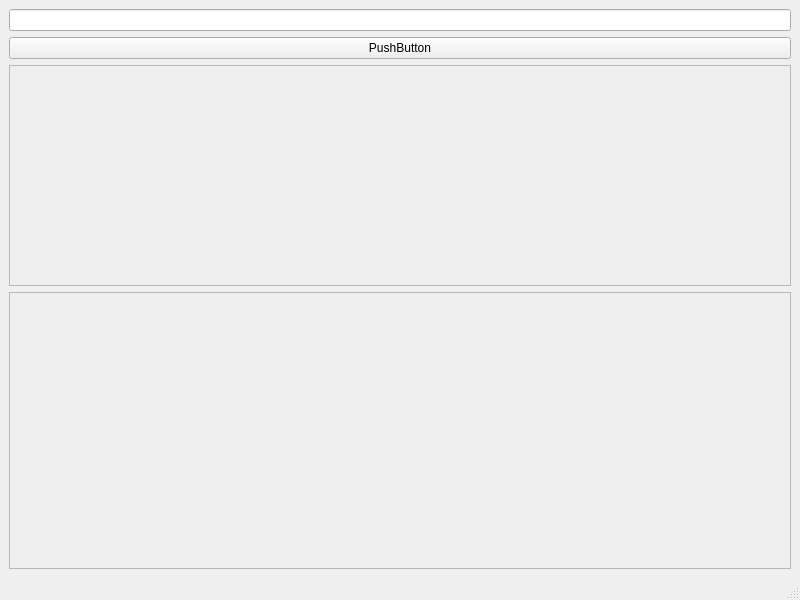
Before: the Qt Designer form src/mainwindow.ui in vladimirfilosof/Emovie, drawn with Qt 5.
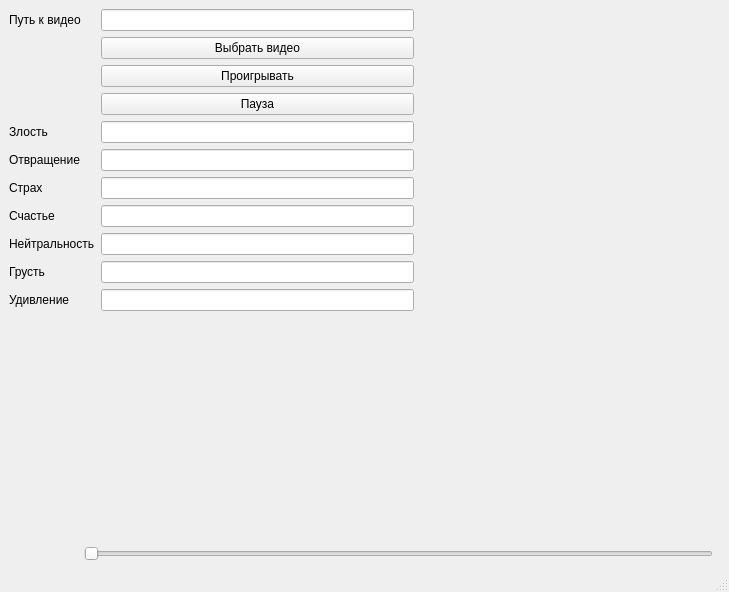
After: the same form once the commit is applied. Custom widgets are drawn as their Qt base class.

```diff
--- a/src/mainwindow.ui
+++ b/src/mainwindow.ui
@@ -6,63 +6,197 @@
    <rect>
     <x>0</x>
     <y>0</y>
-    <width>800</width>
-    <height>600</height>
+    <width>729</width>
+    <height>592</height>
    </rect>
   </property>
   <property name="windowTitle">
    <string>MainWindow</string>
   </property>
   <widget class="QWidget" name="centralwidget">
-   <layout class="QGridLayout" name="gridLayout">
-    <item row="0" column="0">
-     <layout class="QGridLayout" name="gridLayout_2">
-      <item row="0" column="0">
-       <layout class="QHBoxLayout" name="top_layout">
-        <item>
-         <layout class="QVBoxLayout" name="left_layout">
-          <item>
-           <widget class="QLineEdit" name="video_title"/>
-          </item>
-          <item>
-           <widget class="QPushButton" name="video_load_btn">
-            <property name="text">
-             <string>PushButton</string>
-            </property>
-           </widget>
-          </item>
-          <item>
-           <layout class="QVBoxLayout" name="spectr_layout">
-            <item>
-             <widget class="QFrame" name="frame_2">
-              <property name="frameShape">
-               <enum>QFrame::StyledPanel</enum>
-              </property>
-              <property name="frameShadow">
-               <enum>QFrame::Raised</enum>
-              </property>
-             </widget>
-            </item>
-           </layout>
-          </item>
-         </layout>
+   <layout class="QVBoxLayout" name="verticalLayout">
+    <item>
+     <layout class="QHBoxLayout" name="top_layout">
+      <item>
+       <layout class="QFormLayout" name="formLayout">
+        <item row="0" column="0">
+         <widget class="QLabel" name="label">
+          <property name="text">
+           <string>Путь к видео</string>
+          </property>
+         </widget>
+        </item>
+        <item row="0" column="1">
+         <widget class="QLineEdit" name="video_title"/>
+        </item>
+        <item row="1" column="1">
+         <widget class="QPushButton" name="video_load_btn">
+          <property name="text">
+           <string>Выбрать видео</string>
+          </property>
+         </widget>
+        </item>
+        <item row="2" column="1">
+         <widget class="QPushButton" name="video_play_btn">
+          <property name="text">
+           <string>Проигрывать</string>
+          </property>
+         </widget>
+        </item>
+        <item row="3" column="1">
+         <widget class="QPushButton" name="video_pause_btn">
+          <property name="text">
+           <string>Пауза</string>
+          </property>
+         </widget>
+        </item>
+        <item row="4" column="0">
+         <widget class="QLabel" name="label_2">
+          <property name="text">
+           <string>Злость</string>
+          </property>
+         </widget>
+        </item>
+        <item row="5" column="0">
+         <widget class="QLabel" name="label_3">
+          <property name="text">
+           <string>Отвращение</string>
+          </property>
+         </widget>
+        </item>
+        <item row="6" column="0">
+         <widget class="QLabel" name="label_4">
+          <property name="text">
+           <string>Страх</string>
+          </property>
+         </widget>
+        </item>
+        <item row="7" column="0">
+         <widget class="QLabel" name="label_5">
+          <property name="text">
+           <string>Счастье</string>
+          </property>
+         </widget>
+        </item>
+        <item row="8" column="0">
+         <widget class="QLabel" name="label_6">
+          <property name="text">
+           <string>Нейтральность</string>
+          </property>
+         </widget>
+        </item>
+        <item row="9" column="0">
+         <widget class="QLabel" name="label_7">
+          <property name="text">
+           <string>Грусть</string>
+          </property>
+         </widget>
+        </item>
+        <item row="10" column="0">
+         <widget class="QLabel" name="label_8">
+          <property name="text">
+           <string>Удивление</string>
+          </property>
+         </widget>
+        </item>
+        <item row="4" column="1">
+         <widget class="QLineEdit" name="angry_line">
+          <property name="readOnly">
+           <bool>true</bool>
+          </property>
+         </widget>
+        </item>
+        <item row="5" column="1">
+         <widget class="QLineEdit" name="disgusted_line">
+          <property name="readOnly">
+           <bool>true</bool>
+          </property>
+         </widget>
+        </item>
+        <item row="6" column="1">
+         <widget class="QLineEdit" name="fearful_line">
+          <property name="readOnly">
+           <bool>true</bool>
+          </property>
+         </widget>
+        </item>
+        <item row="7" column="1">
+         <widget class="QLineEdit" name="happy_line">
+          <property name="readOnly">
+           <bool>true</bool>
+          </property>
+         </widget>
+        </item>
+        <item row="8" column="1">
+         <widget class="QLineEdit" name="neutral_line">
+          <property name="readOnly">
+           <bool>true</bool>
+          </property>
+         </widget>
+        </item>
+        <item row="9" column="1">
+         <widget class="QLineEdit" name="sad_line">
+          <property name="readOnly">
+           <bool>true</bool>
+          </property>
+         </widget>
+        </item>
+        <item row="10" column="1">
+         <widget class="QLineEdit" name="surprised_line">
+          <property name="readOnly">
+           <bool>true</bool>
+          </property>
+         </widget>
+        </item>
+        <item row="11" column="1">
+         <spacer name="verticalSpacer">
+          <property name="orientation">
+           <enum>Qt::Vertical</enum>
+          </property>
+          <property name="sizeHint" stdset="0">
+           <size>
+            <width>20</width>
+            <height>40</height>
+           </size>
+          </property>
+         </spacer>
         </item>
        </layout>
       </item>
-      <item row="0" column="1">
-       <layout class="QVBoxLayout" name="verticalLayout_2"/>
+      <item>
+       <widget class="Player" name="player" native="true">
+        <property name="minimumSize">
+         <size>
+          <width>300</width>
+          <height>300</height>
+         </size>
+        </property>
+       </widget>
       </item>
      </layout>
     </item>
-    <item row="2" column="0">
-     <layout class="QVBoxLayout" name="bottom_layout">
+    <item>
+     <widget class="QCustomPlot" name="plot" native="true">
+      <property name="minimumSize">
+       <size>
+        <width>0</width>
+        <height>150</height>
+       </size>
+      </property>
+     </widget>
+    </item>
+    <item>
+     <layout class="QHBoxLayout" name="horizontalLayout">
+      <property name="leftMargin">
+       <number>75</number>
+      </property>
+      <property name="rightMargin">
+       <number>7</number>
+      </property>
       <item>
-       <widget class="QFrame" name="frame_3">
-        <property name="frameShape">
-         <enum>QFrame::StyledPanel</enum>
-        </property>
-        <property name="frameShadow">
-         <enum>QFrame::Raised</enum>
+       <widget class="QSlider" name="horizontalSlider">
+        <property name="orientation">
+         <enum>Qt::Horizontal</enum>
         </property>
        </widget>
       </item>
@@ -82,6 +216,20 @@
   </widget>
   <widget class="QStatusBar" name="statusbar"/>
  </widget>
+ <customwidgets>
+  <customwidget>
+   <class>Player</class>
+   <extends>QWidget</extends>
+   <header>player.h</header>
+   <container>1</container>
+  </customwidget>
+  <customwidget>
+   <class>QCustomPlot</class>
+   <extends>QWidget</extends>
+   <header>qcustomplot.h</header>
+   <container>1</container>
+  </customwidget>
+ </customwidgets>
  <resources/>
  <connections/>
 </ui>
```
Left out of the diff: 2 changed lines with no effect on the pictures.
